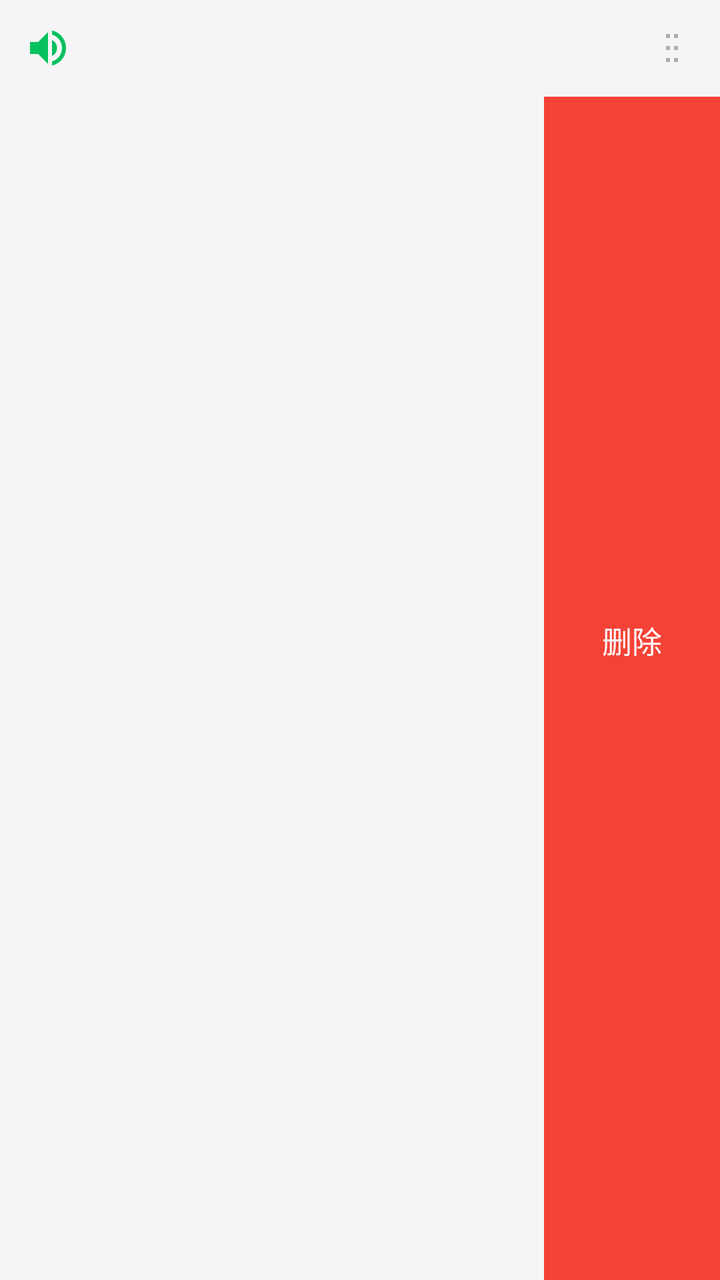
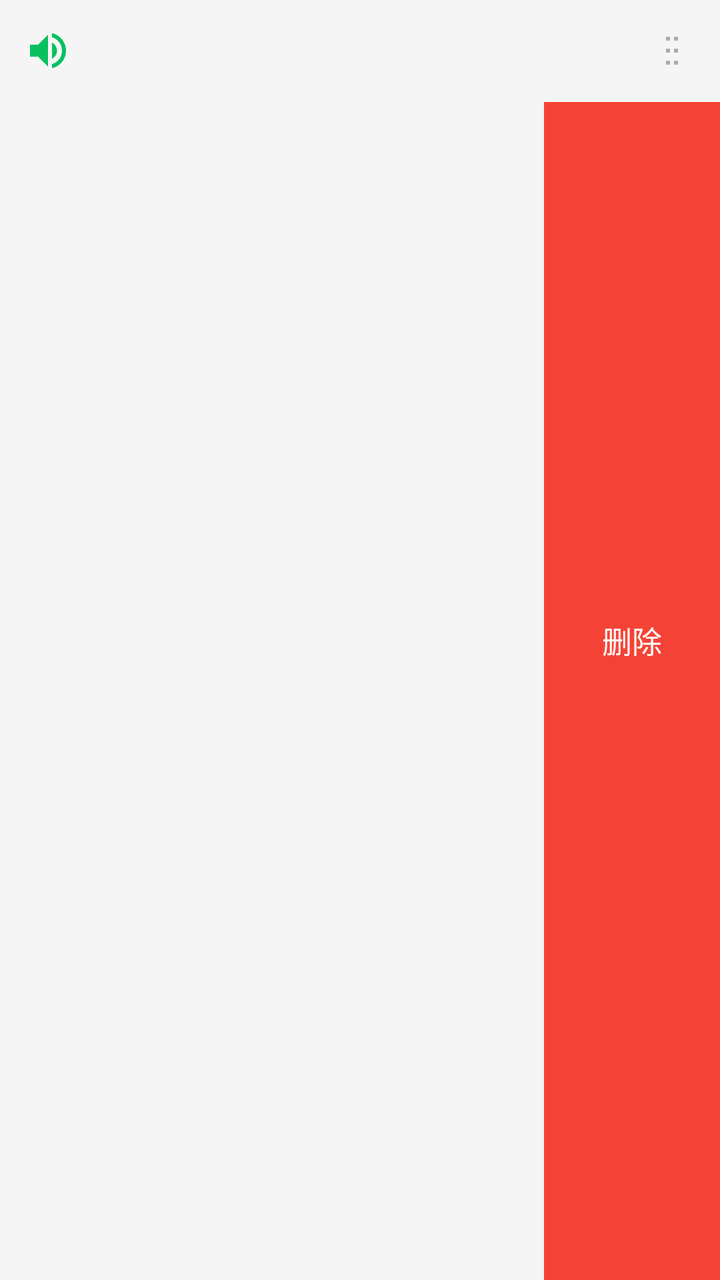

Two renders of the same Android screen: before a commit and after it. Below are the layout's source before the change and the commit's diff.
<!-- AndroidManifest.xml: application theme Theme.TtsTest -->
<!-- res/layout/item_phrase.xml -->
<?xml version="1.0" encoding="utf-8"?>
<FrameLayout xmlns:android="http://schemas.android.com/apk/res/android"
    xmlns:app="http://schemas.android.com/apk/res-auto"
    android:layout_width="match_parent"
    android:layout_height="wrap_content">

    
    <TextView
        android:id="@+id/btnDelete"
        android:layout_width="88dp"
        android:layout_height="match_parent"
        android:layout_gravity="end"
        android:background="#FFF44336"
        android:gravity="center"
        android:text="@string/phrases_delete"
        android:textColor="#FFFFFFFF"
        android:textSize="15sp" />

    
    <LinearLayout
        android:id="@+id/itemForeground"
        android:layout_width="match_parent"
        android:layout_height="wrap_content"
        android:background="?attr/colorSurface"
        android:gravity="center_vertical"
        android:orientation="horizontal"
        android:paddingStart="12dp"
        android:paddingEnd="12dp"
        android:paddingTop="12dp"
        android:paddingBottom="12dp">

        <ImageView
            android:id="@+id/ivSpeak"
            android:layout_width="24dp"
            android:layout_height="24dp"
            android:contentDescription="@string/phrases_speak_desc"
            android:src="@drawable/ic_volume"
            app:tint="?attr/colorPrimary" />

        <TextView
            android:id="@+id/tvPhrase"
            android:layout_width="0dp"
            android:layout_height="wrap_content"
            android:layout_marginStart="12dp"
            android:layout_weight="1"
            android:textSize="18sp" />

        
        <ImageView
            android:id="@+id/ivDragHandle"
            android:layout_width="24dp"
            android:layout_height="24dp"
            android:layout_marginStart="8dp"
            android:alpha="0.5"
            android:contentDescription="@string/phrases_drag_desc"
            android:src="@drawable/ic_drag_handle"
            app:tint="?android:attr/textColorSecondary" />

    </LinearLayout>
</FrameLayout>
<!-- resources referenced by this layout -->
<resources>
  <!-- drawable ic_drag_handle (drawable) -->
  <?xml version="1.0" encoding="utf-8"?>
  <vector xmlns:android="http://schemas.android.com/apk/res/android"
      android:width="24dp"
      android:height="24dp"
      android:viewportWidth="24"
      android:viewportHeight="24">
  
      
      <path
          android:fillColor="#FFFFFF"
          android:pathData="M9,5h2v2H9zM13,5h2v2h-2zM9,11h2v2H9zM13,11h2v2h-2zM9,17h2v2H9zM13,17h2v2h-2z" />
  </vector>
  <!-- drawable ic_volume (drawable) -->
  <?xml version="1.0" encoding="utf-8"?>
  <vector xmlns:android="http://schemas.android.com/apk/res/android"
      android:width="24dp"
      android:height="24dp"
      android:viewportWidth="24"
      android:viewportHeight="24">
      <path
          android:fillColor="#FFFFFF"
          android:pathData="M3,9v6h4l5,5V4L7,9H3zM16.5,12c0,-1.77 -1.02,-3.29 -2.5,-4.03v8.05c1.48,-0.73 2.5,-2.25 2.5,-4.02zM14,3.23v2.06c2.89,0.86 5,3.54 5,6.71s-2.11,5.85 -5,6.71v2.06c4.01,-0.91 7,-4.49 7,-8.77s-2.99,-7.86 -7,-8.77z" />
  </vector>
  <string name="phrases_delete">删除</string>
  <string name="phrases_drag_desc">长按拖拽排序</string>
  <string name="phrases_speak_desc">朗读</string>
  <style name="Theme.TtsTest" parent="Theme.Material3.Light.NoActionBar">
          
          <item name="colorPrimary">@color/wechat_green</item>
          <item name="colorOnPrimary">@color/white</item>
  
          
          <item name="colorSurface">@color/app_background</item>
          <item name="colorOnSurface">@color/text_black</item>
          <item name="android:colorBackground">@color/app_background</item>
          <item name="android:windowBackground">@color/app_background</item>
  
          
          <item name="android:textColorPrimary">@color/text_black</item>
          <item name="android:textColorSecondary">@color/text_secondary</item>
  
          
          <item name="colorOnSurfaceVariant">@color/unselected_gray</item>
      </style>
  <color name="wechat_green">#07C160</color>
  <color name="white">#FFFFFF</color>
  <color name="app_background">#F5F5F5</color>
  <color name="text_black">#000000</color>
  <color name="text_secondary">#666666</color>
  <color name="unselected_gray">#8A8A8A</color>
</resources>

<!-- the commit's change to res/layout/item_phrase.xml (unified diff, before → after) -->
@@ -43,7 +43,7 @@
             android:layout_height="wrap_content"
             android:layout_marginStart="12dp"
             android:layout_weight="1"
-            android:textSize="18sp" />
+            android:textSize="20sp" />
 
         
         <ImageView
<!-- resource entries referenced after the edit -->
@@ -44,6 +44,9 @@
   
           
           <item name="colorOnSurfaceVariant">@color/unselected_gray</item>
+  
+          
+          <item name="materialButtonStyle">@style/Widget.App.Button</item>
       </style>
   <color name="wechat_green">#07C160</color>
   <color name="white">#FFFFFF</color>
@@ -51,5 +54,8 @@
   <color name="text_black">#000000</color>
   <color name="text_secondary">#666666</color>
   <color name="unselected_gray">#8A8A8A</color>
+  <style name="Widget.App.Button" parent="Widget.Material3.Button">
+          <item name="android:textSize">18sp</item>
+      </style>
 </resources>
 
